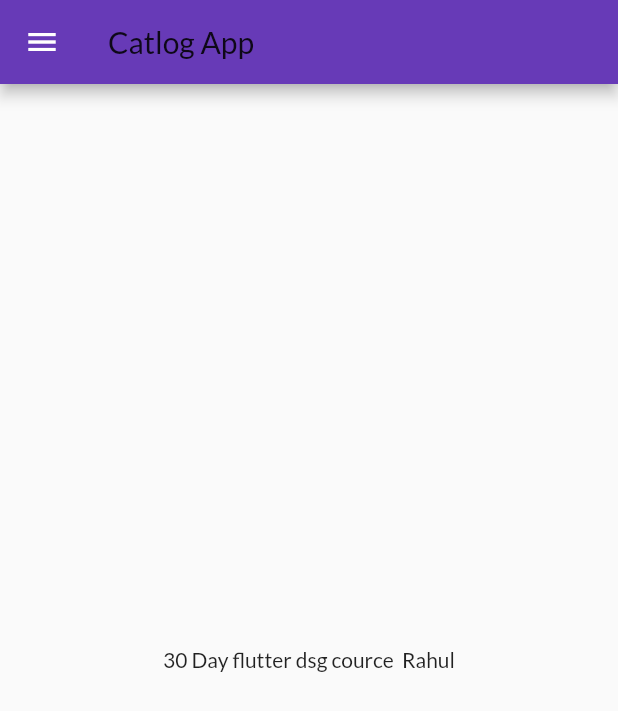
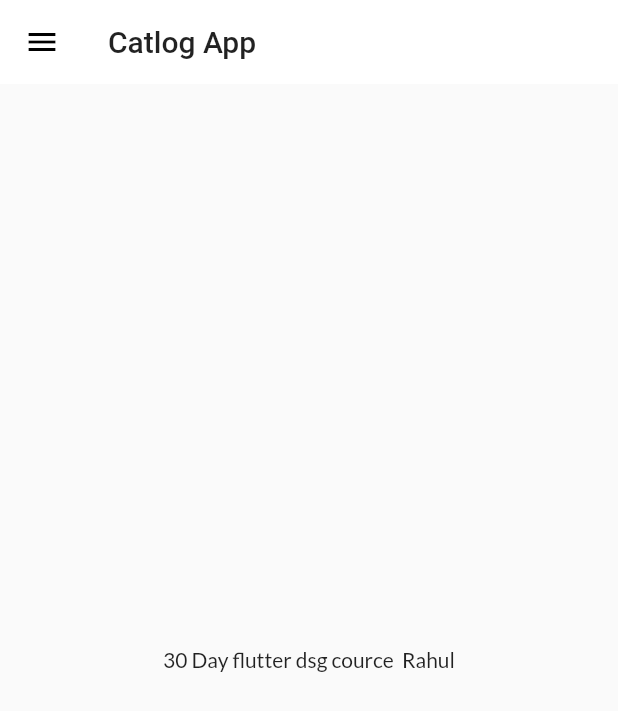
Before and after one commit to RahulYadavLog/Flutter9Hour, a Flutter app: the screen it shows after launch, on a phone screen of 412 x 824 dp. Shown: the top 711 px of the screen. Run offline on Flutter 3.47's test engine with Material 2 defaults, Android fonts, the phone set to English and light mode, and no system bars; our stand-ins replace google_fonts.

Commit message:
theme extracted

```diff
--- a/samapleapp/lib/main.dart
+++ b/samapleapp/lib/main.dart
@@ -3,6 +3,7 @@
 import 'package:samapleapp/pages/login_pages.dart';
 import 'package:google_fonts/google_fonts.dart';
 import 'package:samapleapp/utils/route_s.dart';
+import 'package:samapleapp/widgets/themes.dart';
 
 void main() {
   runApp(MyApp());
@@ -18,10 +19,8 @@
       debugShowCheckedModeBanner:false ,
       // home:HomePage(),
       themeMode: ThemeMode.light,
-      theme: ThemeData(primarySwatch: Colors.deepPurple,
-      fontFamily: GoogleFonts.lato().fontFamily,
-      primaryTextTheme: GoogleFonts.latoTextTheme()),
-      darkTheme: ThemeData(brightness: Brightness.dark),
+      theme: MyThemes.lightTheme(context),
+      darkTheme: MyThemes.darkTheme(context),
       initialRoute: MyRoutes.homeRoutes,
       routes: {
         MyRoutes.loginRoutes:(context)=>LoginPage(),
--- /dev/null
+++ b/samapleapp/lib/widgets/themes.dart
@@ -0,0 +1,17 @@
+import 'package:flutter/material.dart';
+import 'package:google_fonts/google_fonts.dart';
+
+class MyThemes{
+  static ThemeData  lightTheme(BuildContext context)=>ThemeData(primarySwatch: Colors.deepPurple,
+      fontFamily: GoogleFonts.lato().fontFamily,
+      appBarTheme: AppBarTheme(
+        color: Colors.white,
+        elevation: 0.0,
+        iconTheme: IconThemeData(color: Colors.black),
+        textTheme: Theme.of(context).textTheme,
+        ),
+      primaryTextTheme: GoogleFonts.latoTextTheme());
+
+
+       static ThemeData  darkTheme(BuildContext context)=>ThemeData(brightness: Brightness.dark);
+}
```
